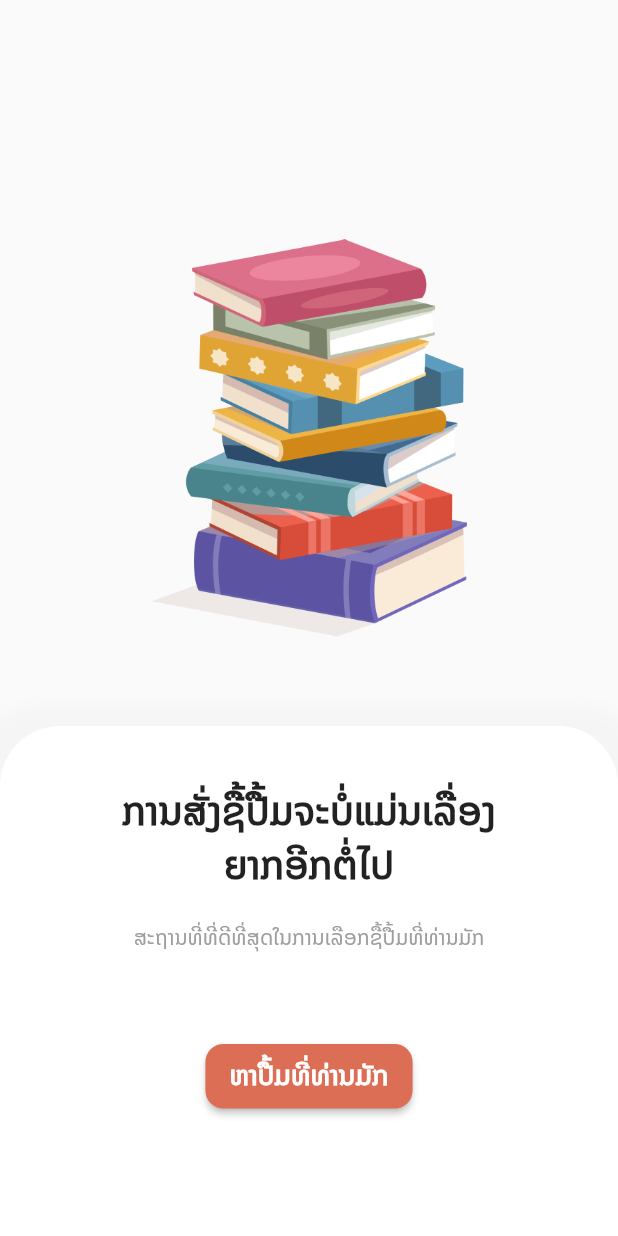
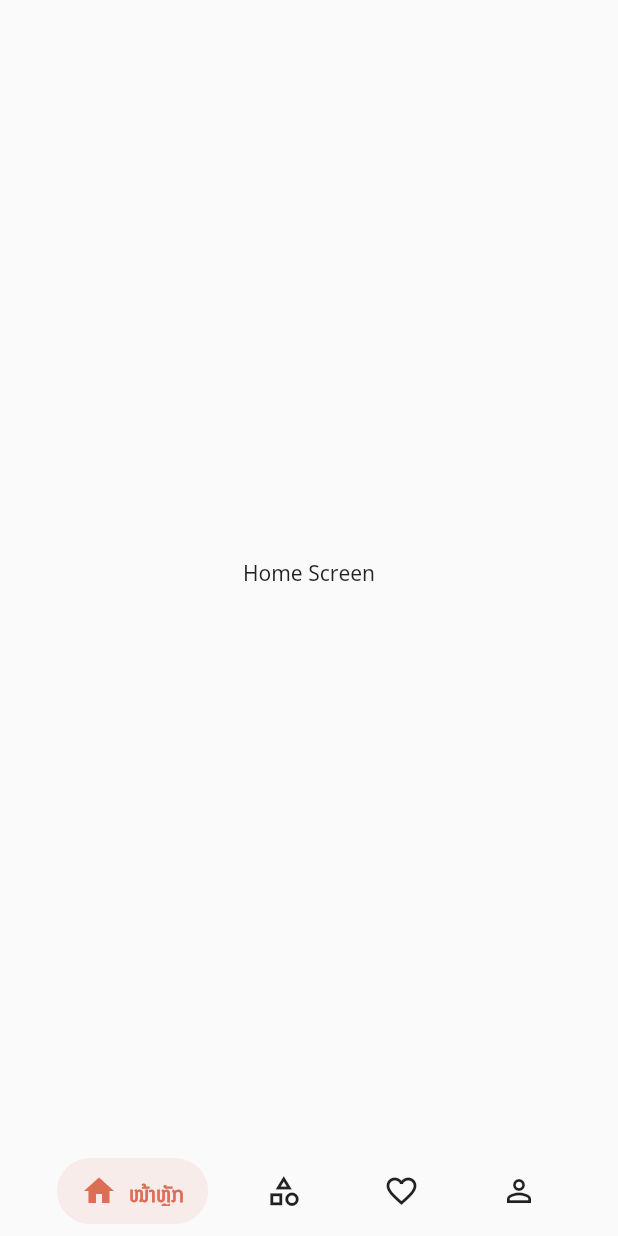
Before and after one commit to SouksavathPMS/flutterschool_bookshop_app, a Flutter app: the screen it shows after launch, after a tap on "ຫາປື້ມທີ່ທ່ານມັກ", on a phone screen of 412 x 824 dp. Run offline on Flutter 3.47's test engine with Material 2 defaults, Android fonts, the phone set to English and light mode, and no system bars; drawn by our look-alikes of salomon_bottom_bar.

Commit message:
Add novigator action and bottom navigation bar

```diff
--- /dev/null
+++ b/lib/navigator_action.dart
@@ -0,0 +1,90 @@
+import 'package:flutter/material.dart';
+import 'package:flutterschool_bookshop_app/constants/constant_colors.dart';
+import 'package:flutterschool_bookshop_app/screens/category_screen.dart';
+import 'package:flutterschool_bookshop_app/screens/favorite_screen.dart';
+import 'package:flutterschool_bookshop_app/screens/home_screen.dart';
+import 'package:flutterschool_bookshop_app/screens/user_screen.dart';
+import 'package:salomon_bottom_bar/salomon_bottom_bar.dart';
+
+class NaviagtorAction extends StatefulWidget {
+  const NaviagtorAction({super.key});
+
+  @override
+  State<NaviagtorAction> createState() => _NaviagtorActionState();
+}
+
+class _NaviagtorActionState extends State<NaviagtorAction> {
+  int _currentIndex = 0;
+
+  final List<Widget> _currentScreen = [
+    const HomeScreen(),
+    const CategoryScreen(),
+    const FavoriteScreen(),
+    const UserScreen(),
+  ];
+
+  @override
+  Widget build(BuildContext context) {
+    return Scaffold(
+      body: _currentScreen.elementAt(_currentIndex),
+      bottomNavigationBar: Padding(
+        padding: const EdgeInsets.symmetric(horizontal: 30),
+        child: SalomonBottomBar(
+          itemPadding: const EdgeInsets.symmetric(vertical: 10, horizontal: 16),
+          currentIndex: _currentIndex,
+          onTap: (i) => setState(() => _currentIndex = i),
+          items: [
+            /// Home
+            SalomonBottomBarItem(
+              icon: const Icon(Icons.home_outlined),
+              title: const Text(
+                "ໜ້າຫຼັກ",
+                style: TextStyle(
+                  fontFamily: "NotoSansLao",
+                ),
+              ),
+              selectedColor: ConstantColor.primaryColor,
+              activeIcon: const Icon(Icons.home),
+            ),
+
+            SalomonBottomBarItem(
+              icon: const Icon(Icons.category_outlined),
+              title: const Text(
+                "ໝວດໝູ່",
+                style: TextStyle(
+                  fontFamily: "NotoSansLao",
+                ),
+              ),
+              selectedColor: ConstantColor.primaryColor,
+              activeIcon: const Icon(Icons.category),
+            ),
+
+            SalomonBottomBarItem(
+              icon: const Icon(Icons.favorite_border),
+              title: const Text(
+                "ທີ່ທ່ານມັກ",
+                style: TextStyle(
+                  fontFamily: "NotoSansLao",
+                ),
+              ),
+              selectedColor: ConstantColor.primaryColor,
+              activeIcon: const Icon(Icons.favorite),
+            ),
+
+            SalomonBottomBarItem(
+              icon: const Icon(Icons.person_outline),
+              title: const Text(
+                "ຜູ້ໃຊ້ງານ",
+                style: TextStyle(
+                  fontFamily: "NotoSansLao",
+                ),
+              ),
+              selectedColor: ConstantColor.primaryColor,
+              activeIcon: const Icon(Icons.person),
+            ),
+          ],
+        ),
+      ),
+    );
+  }
+}
--- a/lib/pages/getting_start_page.dart
+++ b/lib/pages/getting_start_page.dart
@@ -1,4 +1,5 @@
 import 'package:flutter/material.dart';
+import 'package:flutterschool_bookshop_app/navigator_action.dart';
 import '../widgets/main_button.dart';
 
 class GettingStartPage extends StatelessWidget {
@@ -63,7 +64,12 @@ class GettingStartPage extends StatelessWidget {
             MainButton(
               title: "ຫາປື້ມທີ່ທ່ານມັກ",
               onPressed: () {
-                print("object");
+                Navigator.pushReplacement(
+                  context,
+                  MaterialPageRoute(
+                    builder: (context) => const NaviagtorAction(),
+                  ),
+                );
               },
             ),
           ],
--- /dev/null
+++ b/lib/screens/category_screen.dart
@@ -0,0 +1,12 @@
+import 'package:flutter/material.dart';
+
+class CategoryScreen extends StatelessWidget {
+  const CategoryScreen({super.key});
+
+  @override
+  Widget build(BuildContext context) {
+    return const Center(
+      child: Text("Category Screen"),
+    );
+  }
+}
--- /dev/null
+++ b/lib/screens/favorite_screen.dart
@@ -0,0 +1,12 @@
+import 'package:flutter/material.dart';
+
+class FavoriteScreen extends StatelessWidget {
+  const FavoriteScreen({super.key});
+
+  @override
+  Widget build(BuildContext context) {
+    return const Center(
+      child: Text("Favorite Screen"),
+    );
+  }
+}
--- /dev/null
+++ b/lib/screens/home_screen.dart
@@ -0,0 +1,12 @@
+import 'package:flutter/material.dart';
+
+class HomeScreen extends StatelessWidget {
+  const HomeScreen({super.key});
+
+  @override
+  Widget build(BuildContext context) {
+    return const Center(
+      child: Text("Home Screen"),
+    );
+  }
+}
--- /dev/null
+++ b/lib/screens/user_screen.dart
@@ -0,0 +1,12 @@
+import 'package:flutter/material.dart';
+
+class UserScreen extends StatelessWidget {
+  const UserScreen({super.key});
+
+  @override
+  Widget build(BuildContext context) {
+    return const Center(
+      child: Text("User Screen"),
+    );
+  }
+}
--- a/lib/widgets/main_button.dart
+++ b/lib/widgets/main_button.dart
@@ -34,7 +34,6 @@ class MainButton extends StatelessWidget {
           style: const TextStyle(
             color: Colors.white,
             fontSize: 18,
-            fontWeight: FontWeight.bold,
           ),
         ),
       ),
--- a/pubspec.yaml
+++ b/pubspec.yaml
@@ -35,6 +35,7 @@ dependencies:
   # The following adds the Cupertino Icons font to your application.
   # Use with the CupertinoIcons class for iOS style icons.
   cupertino_icons: ^1.0.2
+  salomon_bottom_bar: ^3.3.2
 
 dev_dependencies:
   flutter_test:
```
Also changed, not shown: pubspec.lock.
